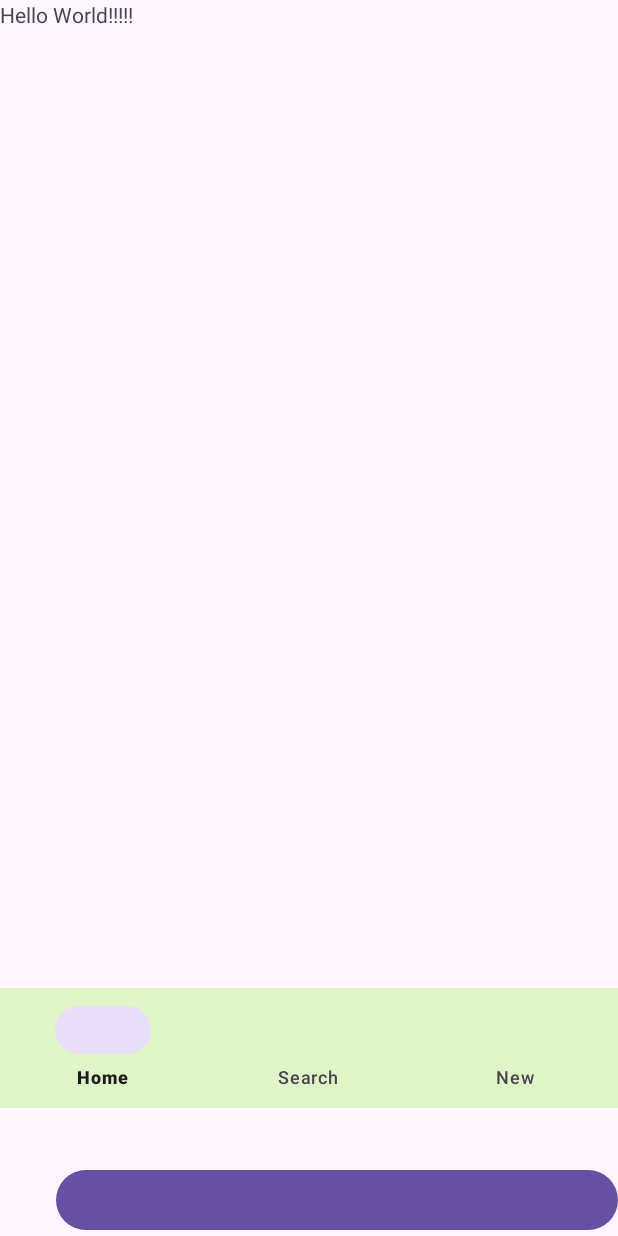
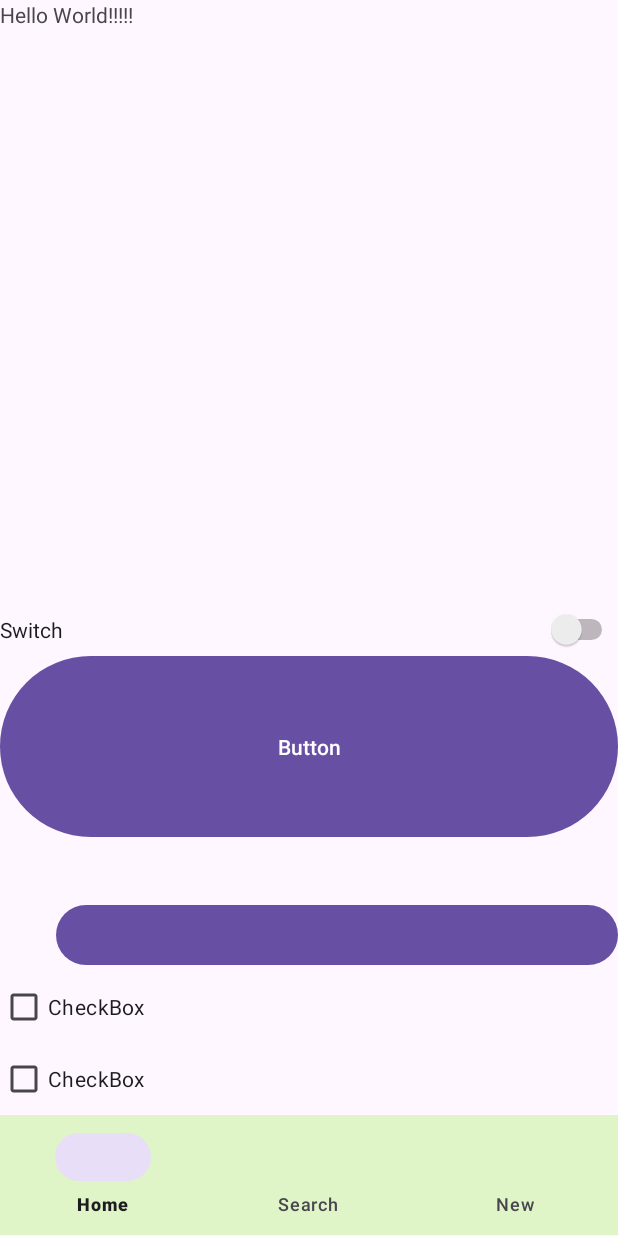
Before and after one commit to txxnrd/My_Application, an Android app: the screen it shows after launch (MainActivity), on a phone screen of 412 x 824 dp. Run offline under Robolectric (Android 15) with nearby library versions, the phone set to English and light mode, and no system bars.

Commit message:
Merge remote-tracking branch 'origin/main'
# Conflicts:
#	app/src/main/res/layout/activity_main.xml

```diff
--- a/app/src/main/java/com/example/myapplication/MainActivity.java
+++ b/app/src/main/java/com/example/myapplication/MainActivity.java
@@ -18,7 +18,7 @@ public class MainActivity extends AppCompatActivity {
         moveButton.setOnClickListener(new View.OnClickListener() {
             @Override
             public void onClick(View view) {
-                Intent intent = new Intent(getApplicationContext(), MainActivity2.class);
+                Intent intent = new Intent(MainActivity.this, MainActivity2.class);
                 startActivity(intent);
             }
         });
--- a/app/src/main/res/layout/activity_main.xml
+++ b/app/src/main/res/layout/activity_main.xml
@@ -10,17 +10,22 @@
     <TextView
         android:layout_width="match_parent"
         android:layout_height="0dp"
-        android:layout_weight="1"
+        android:layout_weight="0.5"
         android:text="Hello World!!!!!" />
 
-    <com.google.android.material.bottomnavigation.BottomNavigationView
-        android:id="@+id/Smenu"
+    <Switch
+        android:id="@+id/switch1"
         android:layout_width="match_parent"
         android:layout_height="wrap_content"
-        android:layout_gravity="bottom"
-        app:backgroundTint="#DFF4C7"
-        app:labelVisibilityMode="labeled"
-        app:menu="@menu/smenu" />
+        android:text="Switch" />
+
+    <Button
+        android:id="@+id/button"
+        android:layout_width="match_parent"
+        android:layout_height="wrap_content"
+        android:layout_weight="0.1"
+        android:text="Button" />
+
     <Button
         android:id="@+id/moveButton"
         android:layout_width="match_parent"
@@ -31,6 +36,28 @@
         android:onClick="moveButton"
         app:labelVisibilityMode="labeled" />
 
+    <CheckBox
+        android:id="@+id/checkBox"
+        android:layout_width="match_parent"
+        android:layout_height="wrap_content"
+        android:text="CheckBox" />
+
+    <CheckBox
+        android:id="@+id/checkBox2"
+        android:layout_width="match_parent"
+        android:layout_height="wrap_content"
+        android:text="CheckBox" />
+
+    <com.google.android.material.bottomnavigation.BottomNavigationView
+        android:id="@+id/Smenu"
+        android:layout_width="match_parent"
+        android:layout_height="wrap_content"
+        android:layout_gravity="bottom"
+        app:backgroundTint="#DFF4C7"
+        app:labelVisibilityMode="labeled"
+        app:menu="@menu/smenu" >
+
+    </com.google.android.material.bottomnavigation.BottomNavigationView>
 
 
 </LinearLayout>
```
